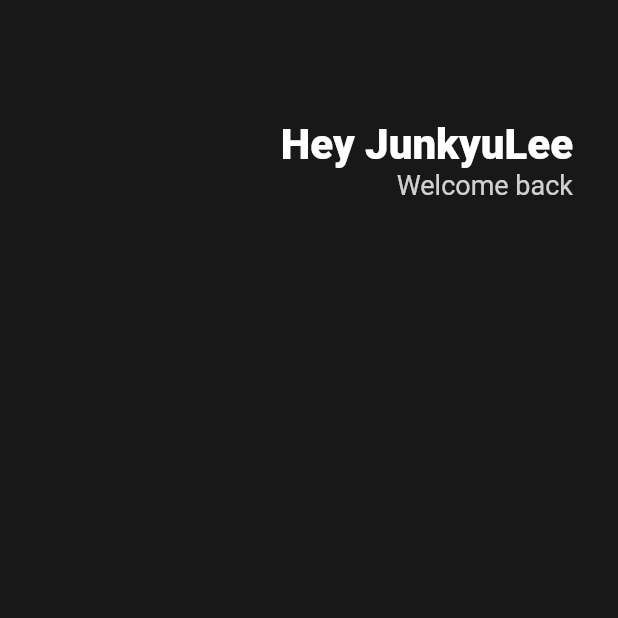
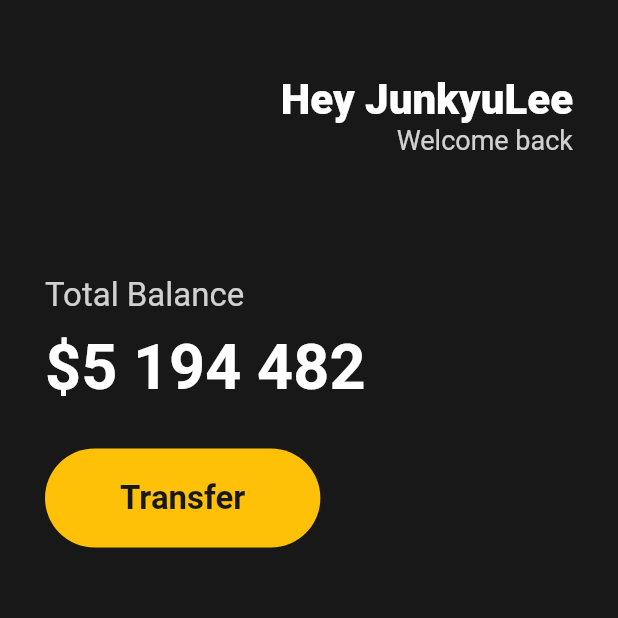
Before and after one commit to Jun99uu/FlutterTutorial, a Flutter app: the screen it shows after launch, on a phone screen of 412 x 824 dp, the top half of it. Run offline on Flutter 3.47's test engine with Material 2 defaults, Android fonts, the phone set to English and light mode, and no system bars.

Commit message:
add : 버튼 추가

```diff
--- a/lib/main.dart
+++ b/lib/main.dart
@@ -12,9 +12,10 @@ class MyApp extends StatelessWidget {
           backgroundColor: Color(0xFF181818),
           body: Padding(
             padding: EdgeInsets.symmetric(horizontal: 30),
-            child: Column(children: [
+            child:
+                Column(crossAxisAlignment: CrossAxisAlignment.start, children: [
               SizedBox(
-                height: 80,
+                height: 50,
               ),
               Row(
                 mainAxisAlignment: MainAxisAlignment.end,
@@ -22,21 +23,69 @@ class MyApp extends StatelessWidget {
                   Column(
                     crossAxisAlignment: CrossAxisAlignment.end,
                     children: [
-                      Text("Hey JunkyuLee",
+                      Text(
+                        "Hey JunkyuLee",
                         style: TextStyle(
                           fontSize: 28,
                           fontWeight: FontWeight.w800,
                           color: Colors.white,
-                          )),
-                      Text("Welcome back",
+                        ),
+                      ),
+                      Text(
+                        "Welcome back",
                         style: TextStyle(
                           fontSize: 18,
                           color: Colors.white.withOpacity(0.8),
-                          ))
+                        ),
+                      ),
                     ],
                   )
                 ],
-              )
+              ),
+              SizedBox(
+                height: 80,
+              ),
+              Text(
+                "Total Balance",
+                style: TextStyle(
+                  fontSize: 22,
+                  color: Colors.white.withOpacity(0.8),
+                ),
+              ),
+              SizedBox(
+                height: 10,
+              ),
+              Text(
+                "\$5 194 482",
+                style: TextStyle(
+                    fontSize: 42,
+                    color: Colors.white,
+                    fontWeight: FontWeight.w600),
+              ),
+              SizedBox(
+                height: 30,
+              ),
+              Row(children: [
+                Container(
+                  decoration: BoxDecoration(
+                    color: Colors.amber,
+                    borderRadius: BorderRadius.circular(45),
+                  ),
+                  child: Padding(
+                    padding: EdgeInsets.symmetric(
+                      vertical: 20,
+                      horizontal: 50,
+                    ),
+                    child: Text(
+                      'Transfer',
+                      style: TextStyle(
+                          color: Color(0xFF181818),
+                          fontSize: 22,
+                          fontWeight: FontWeight.w600),
+                    ),
+                  ),
+                ),
+              ])
             ]),
           )),
     );
```
Lines whose indentation alone changed are shown as unchanged.
